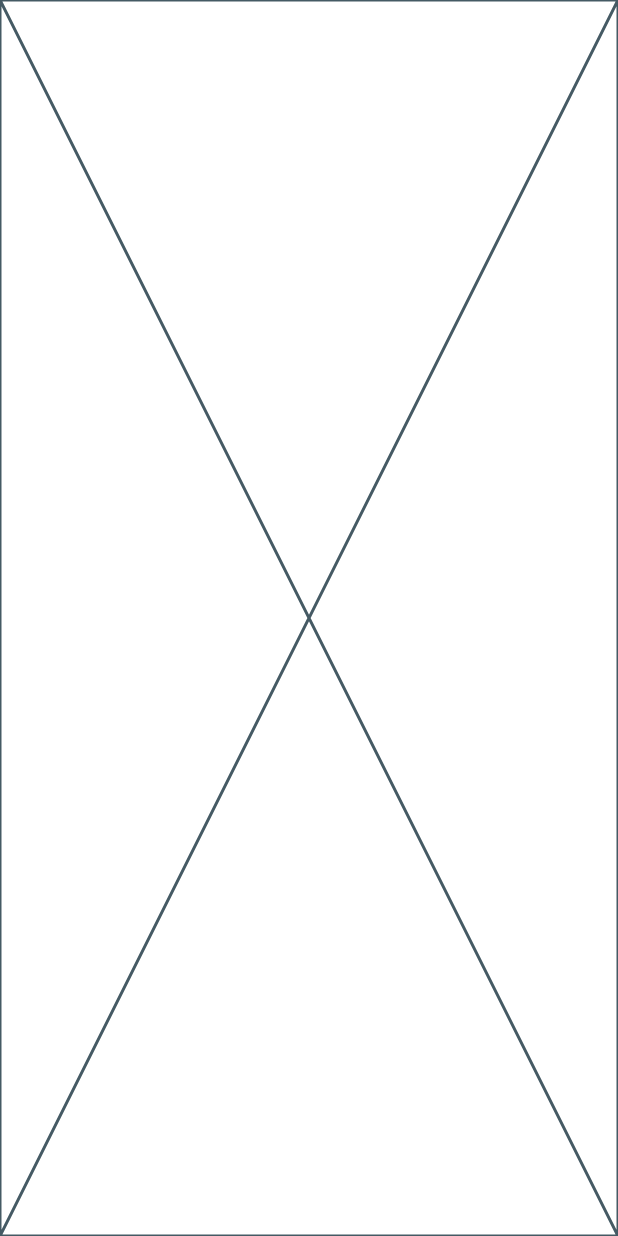
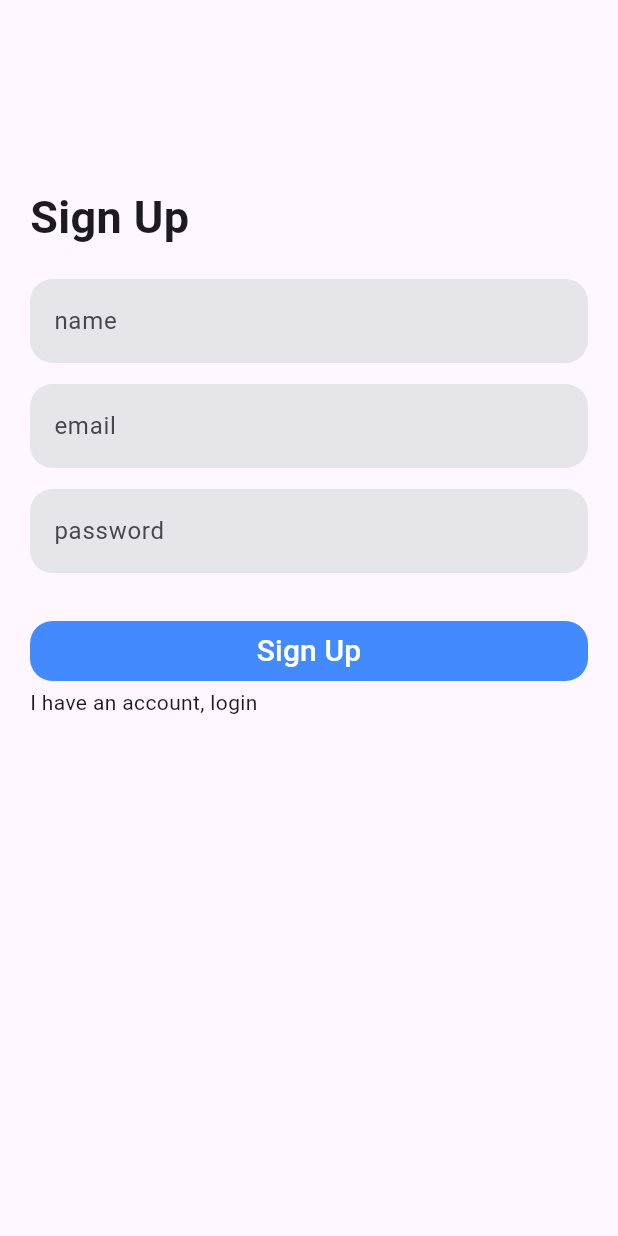
Before and after one commit to luai0yk/hisab, a Flutter app: the screen it shows after launch, on a phone screen of 412 x 824 dp. Run offline on Flutter 3.47's test engine with Material 3 defaults, Android fonts, the phone set to English and light mode, and no system bars; our stand-ins replace get.

Commit message:
Added app theme and custom widgets

```diff
--- /dev/null
+++ b/lib/core/constants/constants.dart
@@ -0,0 +1,19 @@
+class Constants {
+  static const double radius = 15;
+  static const double borderWidth = 2;
+  static const double x1Space = 4;
+  static const double x2Space = 6;
+  static const double x3Space = 8;
+  static const double x4Space = 10;
+  static const double x5Space = 12;
+  static const double x6Space = 14;
+  static const double x7Space = 18;
+  static const double x8Space = 20;
+
+  static const double x1Size = 12;
+  static const double x2Size = 14;
+  static const double x3Size = 16;
+  static const double x4Size = 18;
+  static const double x5Size = 20;
+  static const double x6Size = 30;
+}
--- /dev/null
+++ b/lib/core/constants/theme/color_extension.dart
@@ -0,0 +1,28 @@
+import 'package:flutter/material.dart';
+
+@immutable
+class ColorExtension extends ThemeExtension<ColorExtension> {
+  final Color primaryAccent;
+
+  const ColorExtension({
+    required this.primaryAccent,
+  });
+
+  @override
+  ColorExtension copyWith({
+    Color? primaryAccent,
+    Color? secondaryAccent,
+  }) {
+    return ColorExtension(
+      primaryAccent: primaryAccent ?? this.primaryAccent,
+    );
+  }
+
+  @override
+  ColorExtension lerp(ThemeExtension<ColorExtension>? other, double t) {
+    if (other is! ColorExtension) return this;
+    return ColorExtension(
+      primaryAccent: Color.lerp(primaryAccent, other.primaryAccent, t)!,
+    );
+  }
+}
--- /dev/null
+++ b/lib/core/constants/theme/custom_elevated_button_theme.dart
@@ -0,0 +1,19 @@
+import 'package:flutter/material.dart';
+
+import '../constants.dart';
+
+abstract class CustomElevatedButtonTheme {
+  static ElevatedButtonThemeData get theme {
+    return ElevatedButtonThemeData(
+      style: ElevatedButton.styleFrom(
+        backgroundColor: Colors.blueAccent,
+        shape: RoundedRectangleBorder(
+          borderRadius: BorderRadius.circular(
+            Constants.radius,
+          ),
+        ),
+        elevation: 0,
+      ),
+    );
+  }
+}
--- /dev/null
+++ b/lib/core/constants/theme/light_theme.dart
@@ -0,0 +1,15 @@
+import 'package:flutter/material.dart';
+import 'package:hisab/core/constants/theme/custom_elevated_button_theme.dart';
+
+import 'color_extension.dart';
+
+class LightTheme {
+  static final light = ThemeData.light().copyWith(
+    extensions: <ThemeExtension<dynamic>>[
+      const ColorExtension(
+        primaryAccent: Colors.blueAccent,
+      ),
+    ],
+    elevatedButtonTheme: CustomElevatedButtonTheme.theme,
+  );
+}
--- a/lib/core/localization/locale_ar.dart
+++ b/lib/core/localization/locale_ar.dart
@@ -1,3 +1,12 @@
+import 'package:hisab/core/localization/translation_key.dart';
+
 class LocaleAr {
-  static const Map<String, String> ar = {};
+  static const Map<String, String> ar = {
+    TranslationKey.signup: 'sign Up',
+    TranslationKey.login: 'login',
+    TranslationKey.email: 'البريد الالكرتروني',
+    TranslationKey.phone: 'phone',
+    TranslationKey.password: 'password',
+    TranslationKey.confirmPassword: 'confirm password',
+  };
 }
--- a/lib/core/localization/locale_en.dart
+++ b/lib/core/localization/locale_en.dart
@@ -2,7 +2,8 @@ import 'translation_key.dart';
 
 class LocaleEn {
   static const Map<String, String> en = {
-    TranslationKey.signup: 'sign Up',
+    TranslationKey.name: 'name',
+    TranslationKey.signup: 'Sign Up',
     TranslationKey.login: 'login',
     TranslationKey.email: 'email',
     TranslationKey.phone: 'phone',
--- a/lib/core/localization/translation_key.dart
+++ b/lib/core/localization/translation_key.dart
@@ -1,7 +1,8 @@
 abstract class TranslationKey {
+  static const name = 'name';
   static const signup = 'signup';
   static const login = 'login';
-  static const email = 'email';
+  static const String email = 'email';
   static const phone = 'phone';
   static const password = 'password';
   static const confirmPassword = 'confirm_password';
--- a/lib/features/auth/sign_up.dart
+++ b/lib/features/auth/sign_up.dart
@@ -1,10 +1,66 @@
 import 'package:flutter/material.dart';
+import 'package:get/get.dart';
+import 'package:hisab/core/constants/constants.dart';
+import 'package:hisab/shared/widgets/button/custom_button.dart';
+import 'package:hisab/shared/widgets/input/custom_text_form_field.dart';
+
+import '../../core/localization/translation_key.dart';
 
 class SignUp extends StatelessWidget {
   const SignUp({super.key});
 
   @override
   Widget build(BuildContext context) {
-    return const Placeholder();
+    return Scaffold(
+      resizeToAvoidBottomInset: true,
+      body: SafeArea(
+        child: ListView(
+          children: [
+            SizedBox(
+              height: MediaQuery.of(context).size.height / 8,
+            ),
+            Container(
+              padding: const EdgeInsets.all(Constants.x8Space),
+              child: Column(
+                crossAxisAlignment: CrossAxisAlignment.stretch,
+                children: [
+                  Text(
+                    TranslationKey.signup.tr,
+                    style: textStyle,
+                  ),
+                  const SizedBox(height: Constants.x8Space),
+                  CustomTextFormField(
+                    hint: TranslationKey.name.tr,
+                  ),
+                  CustomTextFormField(
+                    hint: TranslationKey.email.tr,
+                  ),
+                  CustomTextFormField(
+                    hint: TranslationKey.password.tr,
+                  ),
+                  const SizedBox(height: Constants.x6Space),
+                  CustomButton(
+                    text: TranslationKey.signup.tr,
+                    onPressed: () {},
+                  ),
+                  const InkWell(
+                    child: Text(
+                      'I have an account, login',
+                    ),
+                  )
+                ],
+              ),
+            ),
+          ],
+        ),
+      ),
+    );
   }
 }
+
+TextStyle get textStyle {
+  return const TextStyle(
+    fontSize: Constants.x6Size,
+    fontWeight: FontWeight.w600,
+  );
+}
--- a/lib/main.dart
+++ b/lib/main.dart
@@ -1,7 +1,9 @@
 import 'package:flutter/material.dart';
 import 'package:flutter_localizations/flutter_localizations.dart';
 import 'package:get/get.dart';
+import 'package:hisab/core/constants/theme/light_theme.dart';
 import 'package:hisab/core/route/app_pages.dart';
+import 'package:hisab/core/route/app_routes.dart';
 
 import 'core/localization/app_translation.dart';
 
@@ -16,6 +18,7 @@ class MyApp extends StatelessWidget {
   Widget build(BuildContext context) {
     return GetMaterialApp(
       debugShowCheckedModeBanner: false,
+      theme: LightTheme.light,
       translations: AppTranslations(),
       locale: const Locale('en'),
       supportedLocales: const [
@@ -27,6 +30,7 @@ class MyApp extends StatelessWidget {
         GlobalWidgetsLocalizations.delegate,
         GlobalCupertinoLocalizations.delegate,
       ],
+      initialRoute: AppRoutes.signup,
       getPages: AppPages.routes,
     );
   }
--- /dev/null
+++ b/lib/shared/widgets/button/custom_button.dart
@@ -0,0 +1,27 @@
+import 'package:flutter/material.dart';
+import 'package:hisab/core/constants/constants.dart';
+
+class CustomButton extends StatelessWidget {
+  final String text;
+  final Function() onPressed;
+  const CustomButton({
+    super.key,
+    required this.onPressed,
+    required this.text,
+  });
+
+  @override
+  Widget build(BuildContext context) {
+    return ElevatedButton(
+      onPressed: onPressed,
+      child: Text(
+        text,
+        style: const TextStyle(
+          fontWeight: FontWeight.w500,
+          fontSize: Constants.x5Size,
+          color: Colors.white,
+        ),
+      ),
+    );
+  }
+}
--- /dev/null
+++ b/lib/shared/widgets/input/custom_text_form_field.dart
@@ -0,0 +1,41 @@
+import 'package:flutter/cupertino.dart';
+import 'package:flutter/material.dart';
+import 'package:hisab/core/constants/constants.dart';
+
+class CustomTextFormField extends StatelessWidget {
+  final String hint;
+  const CustomTextFormField({super.key, required this.hint});
+
+  @override
+  Widget build(BuildContext context) {
+    return Container(
+      margin: const EdgeInsets.only(bottom: Constants.x6Space),
+      child: TextFormField(
+        decoration: InputDecoration(
+          filled: true,
+          fillColor: CupertinoColors.lightBackgroundGray,
+          enabledBorder: border(borderColor: Colors.black26),
+          focusedBorder: border(
+            borderColor: Colors.blueAccent,
+            isBordered: true,
+          ),
+          errorBorder: border(borderColor: Colors.red),
+          hintText: hint,
+        ),
+      ),
+    );
+  }
+}
+
+OutlineInputBorder border(
+    {required Color borderColor, bool isBordered = false}) {
+  return OutlineInputBorder(
+    borderRadius: BorderRadius.circular(Constants.radius),
+    borderSide: isBordered
+        ? BorderSide(
+            color: borderColor,
+            width: Constants.borderWidth,
+          )
+        : BorderSide.none,
+  );
+}
```
